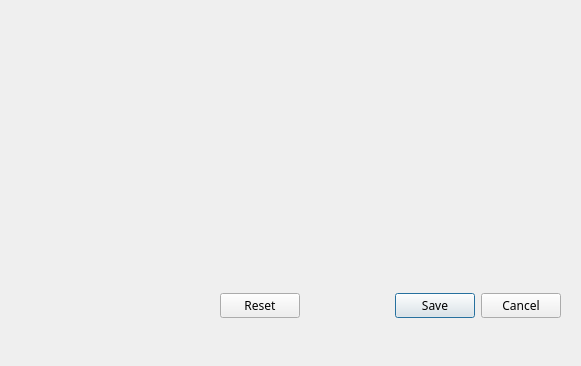
First picture: the form in UI/design_setup.ui, repository Dmutro4347/MQTT, before the edit.
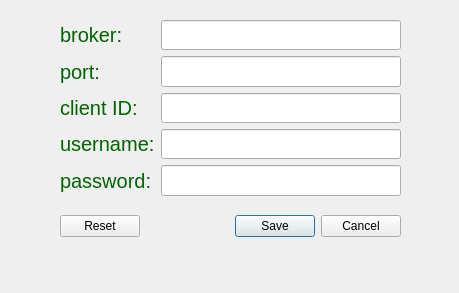
Second picture: the form after the edit.

Patch:
```diff
--- a/UI/design_setup.ui
+++ b/UI/design_setup.ui
@@ -6,27 +6,44 @@
    <rect>
     <x>0</x>
     <y>0</y>
-    <width>581</width>
-    <height>366</height>
+    <width>459</width>
+    <height>293</height>
    </rect>
   </property>
-  <property name="font">
-   <font>
-    <family>Rutenia2008VasylChebanyk</family>
-   </font>
+  <property name="minimumSize">
+   <size>
+    <width>459</width>
+    <height>293</height>
+   </size>
   </property>
   <property name="windowTitle">
    <string>Dialog</string>
   </property>
+  <property name="styleSheet">
+   <string notr="true">QLabel{
+  font-size: 20px;
+  color : rgb(0, 100, 0);
+}
+
+QLineEdit{
+	font-size : 20px
+}</string>
+  </property>
   <widget class="QDialogButtonBox" name="buttonBox">
    <property name="geometry">
     <rect>
-     <x>220</x>
-     <y>290</y>
+     <x>60</x>
+     <y>210</y>
      <width>341</width>
      <height>32</height>
     </rect>
    </property>
+   <property name="minimumSize">
+    <size>
+     <width>341</width>
+     <height>32</height>
+    </size>
+   </property>
    <property name="orientation">
     <enum>Qt::Horizontal</enum>
    </property>
@@ -37,6 +54,72 @@
     <bool>false</bool>
    </property>
   </widget>
+  <widget class="QWidget" name="">
+   <property name="geometry">
+    <rect>
+     <x>60</x>
+     <y>20</y>
+     <width>341</width>
+     <height>176</height>
+    </rect>
+   </property>
+   <layout class="QFormLayout" name="formLayout">
+    <item row="0" column="0">
+     <widget class="QLabel" name="lblBroker">
+      <property name="text">
+       <string>broker:</string>
+      </property>
+     </widget>
+    </item>
+    <item row="0" column="1">
+     <widget class="QLineEdit" name="lneBroker">
+      <property name="text">
+       <string/>
+      </property>
+     </widget>
+    </item>
+    <item row="1" column="0">
+     <widget class="QLabel" name="lblPort">
+      <property name="text">
+       <string>port:</string>
+      </property>
+     </widget>
+    </item>
+    <item row="1" column="1">
+     <widget class="QLineEdit" name="lnePort"/>
+    </item>
+    <item row="2" column="0">
+     <widget class="QLabel" name="lblClientId">
+      <property name="text">
+       <string>client ID:</string>
+      </property>
+     </widget>
+    </item>
+    <item row="2" column="1">
+     <widget class="QLineEdit" name="lneClientId"/>
+    </item>
+    <item row="3" column="0">
+     <widget class="QLabel" name="lblUsername">
+      <property name="text">
+       <string>username:</string>
+      </property>
+     </widget>
+    </item>
+    <item row="3" column="1">
+     <widget class="QLineEdit" name="lneUsername"/>
+    </item>
+    <item row="4" column="0">
+     <widget class="QLabel" name="lblPassword">
+      <property name="text">
+       <string>password:</string>
+      </property>
+     </widget>
+    </item>
+    <item row="4" column="1">
+     <widget class="QLineEdit" name="lnePassword"/>
+    </item>
+   </layout>
+  </widget>
  </widget>
  <resources/>
  <connections>
```
